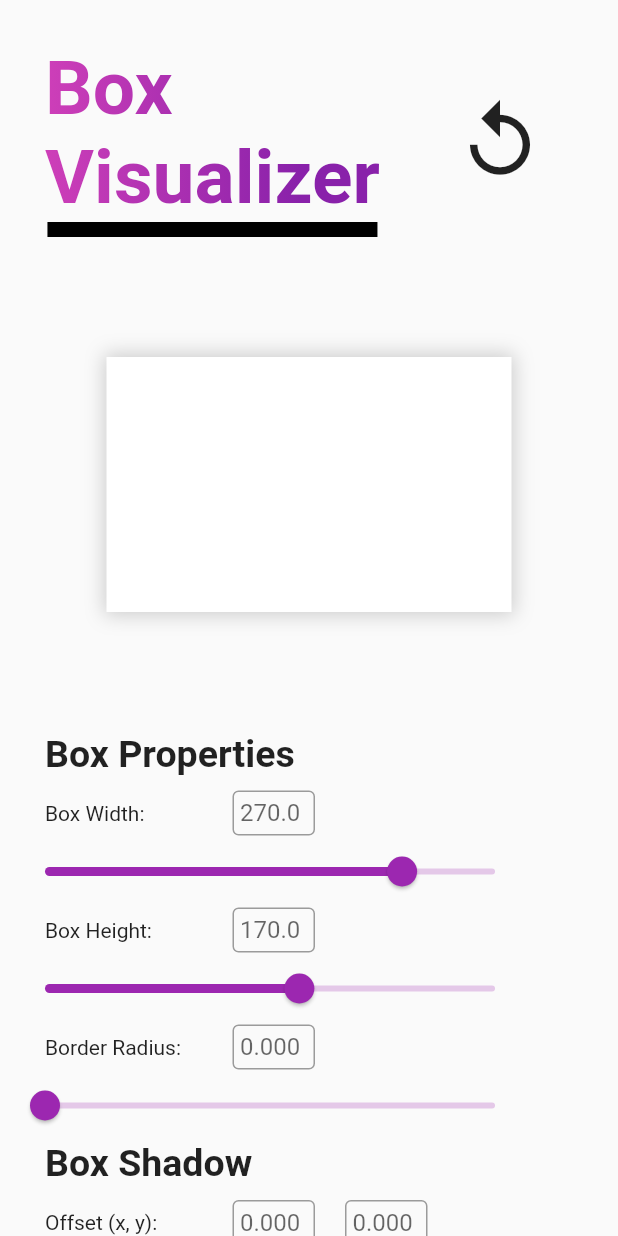
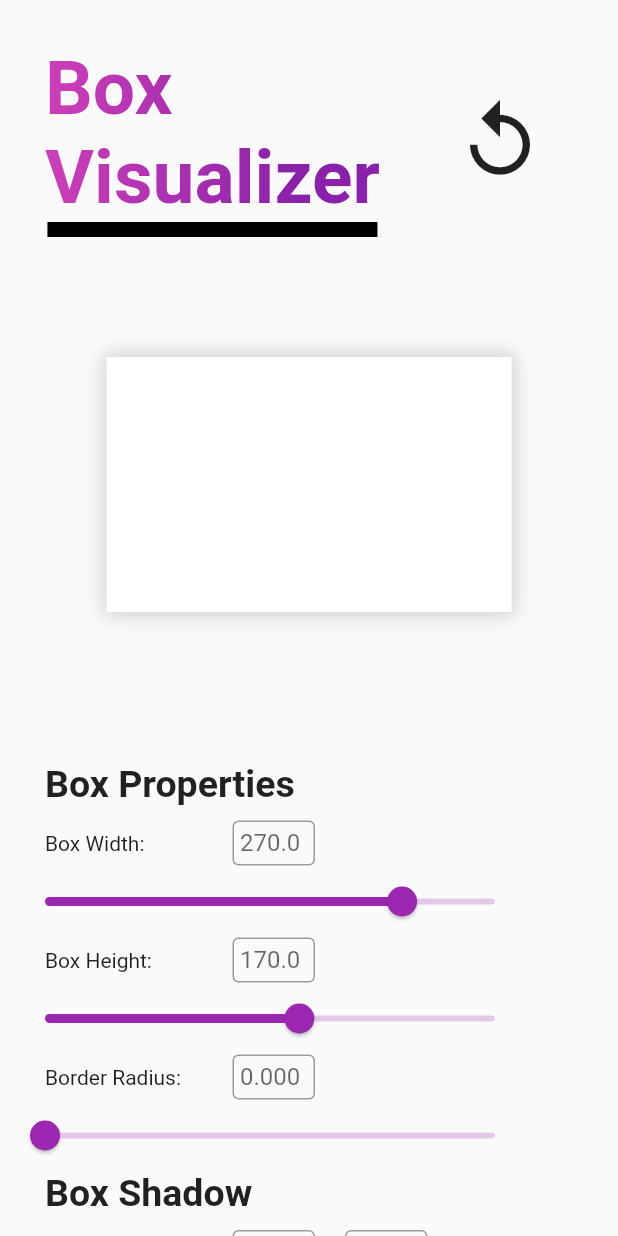
Before and after one commit to AndyLaiJS/Visual-Box, a Flutter app: the screen it shows after launch, on a phone screen of 412 x 824 dp. Run offline on Flutter 3.47's test engine with Material 2 defaults, Android fonts, the light colour scheme and no system bars; drawn by our look-alikes of sticky_headers; our stand-ins replace flutter_colorpicker.

Commit message:
Sticky Header put into use! Also padding to Model Box

```diff
--- a/lib/main.dart
+++ b/lib/main.dart
@@ -24,8 +24,8 @@ class Visualizer extends StatefulWidget {
   _VisualizerState createState() => _VisualizerState();
 }
 
-class _VisualizerState extends State<Visualizer> with SingleTickerProviderStateMixin {
-
+class _VisualizerState extends State<Visualizer>
+    with SingleTickerProviderStateMixin {
   double lebar = 270;
   double tinggi = 170;
   double bxRadius = 0;
@@ -114,7 +114,9 @@ class _VisualizerState extends State<Visualizer> with SingleTickerProviderStateM
                       ),
                       tooltip: "Default",
                       onPressed: () {
-                        controller..reset()..forward();
+                        controller
+                          ..reset()
+                          ..forward();
                         setState(() {
                           lebar = 270;
                           tinggi = 170;
@@ -133,10 +135,12 @@ class _VisualizerState extends State<Visualizer> with SingleTickerProviderStateM
             ),
             // End of Title
 
-            SizedBox(height: 50),
-
+            StickyHeader(
               // Our Model Box
-            Center(
+              header: Container(
+                padding: EdgeInsets.all(50),
+                color: Colors.grey[50],
+                child: Center(
                   child: Container(
                     height: tinggi,
                     width: lebar,
@@ -154,11 +158,12 @@ class _VisualizerState extends State<Visualizer> with SingleTickerProviderStateM
                     ),
                   ),
                 ),
-            // End of our Model Box
-
-            SizedBox(height: 30),
+              ),
+              // End of our Model Box,
 
               // Setting
+              content: Column(
+                children: <Widget>[
                   Padding(
                     padding: const EdgeInsets.only(top: 50, left: 30),
                     child: Column(
@@ -333,7 +338,8 @@ class _VisualizerState extends State<Visualizer> with SingleTickerProviderStateM
                                 },
                                 decoration: InputDecoration(
                                   contentPadding: EdgeInsets.all(5),
-                            hintText: "${bxRadius.toStringAsPrecision(4)}",
+                                  hintText:
+                                      "${bxRadius.toStringAsPrecision(4)}",
                                   border: OutlineInputBorder(
                                     borderSide: BorderSide(
                                       color: Colors.black,
@@ -544,7 +550,8 @@ class _VisualizerState extends State<Visualizer> with SingleTickerProviderStateM
                                 },
                                 decoration: InputDecoration(
                                   contentPadding: EdgeInsets.all(5),
-                            hintText: "${brRadius.toStringAsPrecision(4)}",
+                                  hintText:
+                                      "${brRadius.toStringAsPrecision(4)}",
                                   border: OutlineInputBorder(
                                     borderSide: BorderSide(
                                       color: Colors.black,
@@ -609,7 +616,8 @@ class _VisualizerState extends State<Visualizer> with SingleTickerProviderStateM
                                 },
                                 decoration: InputDecoration(
                                   contentPadding: EdgeInsets.all(5),
-                            hintText: "${spRadius.toStringAsPrecision(4)}",
+                                  hintText:
+                                      "${spRadius.toStringAsPrecision(4)}",
                                   border: OutlineInputBorder(
                                     borderSide: BorderSide(
                                       color: Colors.black,
@@ -650,7 +658,11 @@ class _VisualizerState extends State<Visualizer> with SingleTickerProviderStateM
                       ],
                     ),
                   ),
-            // End of Setting
+                ],
+              ),
+              // End of Setting,
+            ),
+
             SizedBox(height: 20), // I'm not proud of this
           ],
         ),
```
Lines whose indentation alone changed are shown as unchanged.
